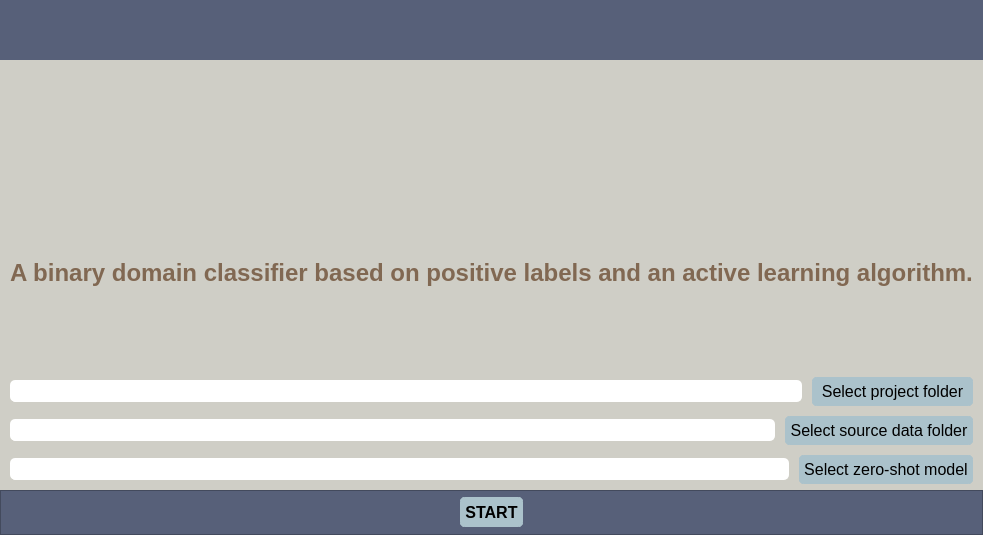
Qt form UIs/menuConfig.ui (IntelCompH2020/domain_classification) before a commit.
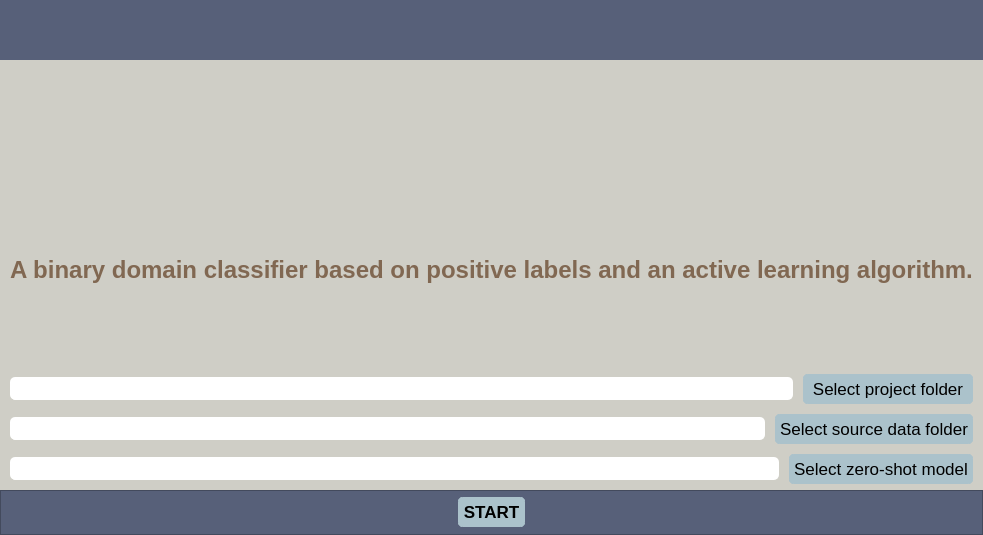
The same form after that commit. Icons and pictures are not drawn.

The edit to the form file:
```diff
--- a/UIs/menuConfig.ui
+++ b/UIs/menuConfig.ui
@@ -173,6 +173,14 @@
                  <height>20</height>
                 </size>
                </property>
+               <property name="styleSheet">
+                <string notr="true">QLabel { 
+  background-color: #CFCEC6;
+  border: 5px solid #CFCEC6
+} 
+
+</string>
+               </property>
                <property name="text">
                 <string/>
                </property>
@@ -259,10 +267,10 @@
                </property>
                <property name="font">
                 <font>
-                 <family>Arial</family>
-                 <pointsize>12</pointsize>
+                 <family>Helvetica</family>
+                 <pointsize>13</pointsize>
                  <weight>50</weight>
-                 <italic>false</italic>
+                 <italic>true</italic>
                  <bold>false</bold>
                 </font>
                </property>
@@ -292,9 +300,8 @@
                <property name="font">
                 <font>
                  <family>Arial</family>
-                 <pointsize>12</pointsize>
+                 <pointsize>13</pointsize>
                  <weight>50</weight>
-                 <italic>false</italic>
                  <bold>false</bold>
                 </font>
                </property>
@@ -334,10 +341,10 @@
                </property>
                <property name="font">
                 <font>
-                 <family>Arial</family>
-                 <pointsize>12</pointsize>
+                 <family>Helvetica</family>
+                 <pointsize>13</pointsize>
                  <weight>50</weight>
-                 <italic>false</italic>
+                 <italic>true</italic>
                  <bold>false</bold>
                 </font>
                </property>
@@ -367,9 +374,8 @@
                <property name="font">
                 <font>
                  <family>Arial</family>
-                 <pointsize>12</pointsize>
+                 <pointsize>13</pointsize>
                  <weight>50</weight>
-                 <italic>false</italic>
                  <bold>false</bold>
                 </font>
                </property>
@@ -409,10 +415,10 @@
                </property>
                <property name="font">
                 <font>
-                 <family>Arial</family>
-                 <pointsize>12</pointsize>
+                 <family>Helvetica</family>
+                 <pointsize>13</pointsize>
                  <weight>50</weight>
-                 <italic>false</italic>
+                 <italic>true</italic>
                  <bold>false</bold>
                 </font>
                </property>
@@ -442,9 +448,8 @@
                <property name="font">
                 <font>
                  <family>Arial</family>
-                 <pointsize>12</pointsize>
+                 <pointsize>13</pointsize>
                  <weight>50</weight>
-                 <italic>false</italic>
                  <bold>false</bold>
                 </font>
                </property>
@@ -575,9 +580,8 @@
             <property name="font">
              <font>
               <family>Arial</family>
-              <pointsize>12</pointsize>
+              <pointsize>13</pointsize>
               <weight>75</weight>
-              <italic>false</italic>
               <bold>true</bold>
              </font>
             </property>
@@ -586,9 +590,7 @@
 	border: 5px solid #ABC2CB;
 	border-radius: 5px;	
 	background-color: #ABC2CB;
-	color:black;
-	font: 12pt &quot;Arial&quot;;
-	font-weight: bold;
+color:black;
 }
 QPushButton:hover {
 	background-color: #ABC2CB;
```
Left out of the diff: 10 changed lines with no effect on the pictures.
